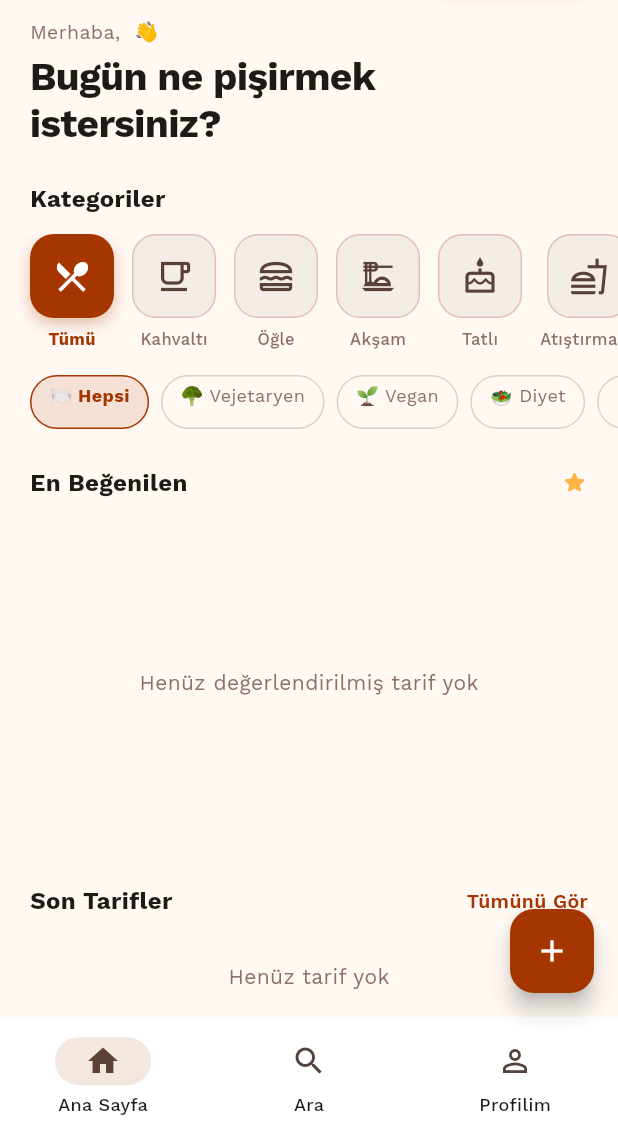
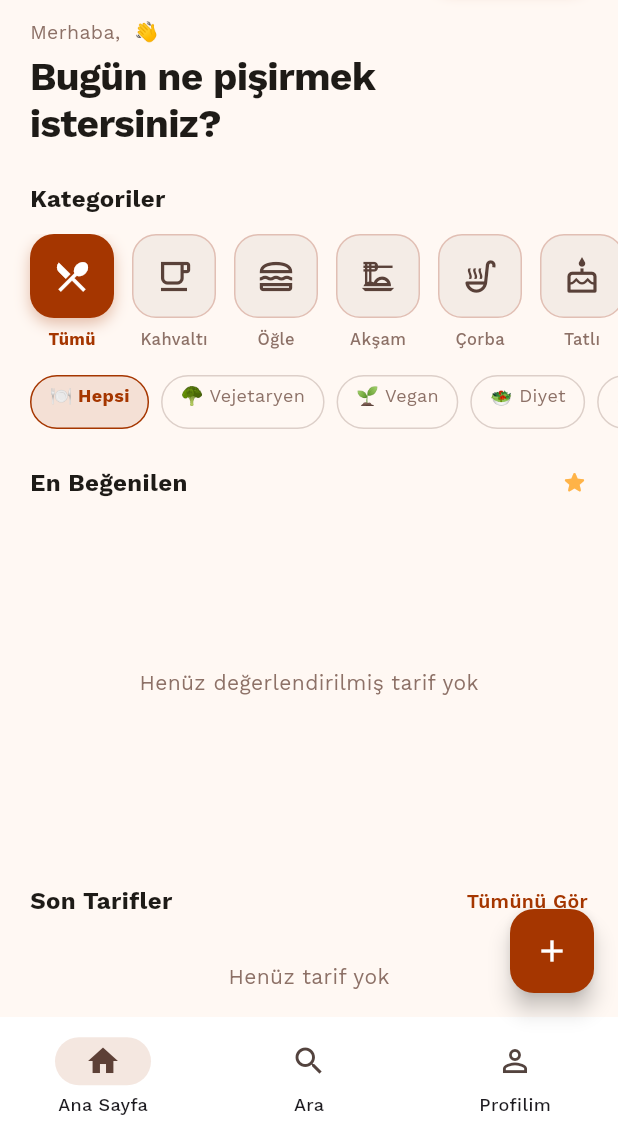
Before and after one commit to mervegndo/recipeApp, a Flutter app: the screen it shows once a user with an empty profile is signed in, on a phone screen of 412 x 824 dp, the part 99-1236 px from its top. Run offline on Flutter 3.47's test engine with Material 3 defaults, Android fonts, the phone set to English and light mode, and no system bars; our stand-ins replace cached_network_image, cloud_firestore, firebase_auth, firebase_core, firebase_storage, google_fonts and 2 more; missing offline and left inert: translator; accounts and stored records are empty.

Commit message:
Çorba ve içecek kategorisi eklendi, yorum düzenleme eklendi

```diff
--- a/lib/screens/home/home_screen.dart
+++ b/lib/screens/home/home_screen.dart
@@ -441,7 +441,9 @@ class _HomeTabState extends State<_HomeTab> {
     {'key': 'breakfast', 'label': 'Kahvaltı', 'labelEn': 'Breakfast', 'icon': Icons.free_breakfast_outlined},
     {'key': 'lunch', 'label': 'Öğle', 'labelEn': 'Lunch', 'icon': Icons.lunch_dining_outlined},
     {'key': 'dinner', 'label': 'Akşam', 'labelEn': 'Dinner', 'icon': Icons.dinner_dining_outlined},
+    {'key': 'soup', 'label': 'Çorba', 'labelEn': 'Soup', 'icon': Icons.soup_kitchen_outlined},
     {'key': 'dessert', 'label': 'Tatlı', 'labelEn': 'Dessert', 'icon': Icons.cake_outlined},
+    {'key': 'drink', 'label': 'İçecek', 'labelEn': 'Drink', 'icon': Icons.local_drink_outlined},
     {'key': 'snack', 'label': 'Atıştırmalık', 'labelEn': 'Snack', 'icon': Icons.fastfood_outlined},
     {'key': 'other', 'label': 'Diğer', 'labelEn': 'Other', 'icon': Icons.more_horiz},
   ];
--- a/lib/screens/search/search_screen.dart
+++ b/lib/screens/search/search_screen.dart
@@ -32,7 +32,9 @@ class _SearchScreenState extends State<SearchScreen> {
     {'key': 'breakfast', 'label': 'Kahvaltı', 'labelEn': 'Breakfast', 'icon': Icons.free_breakfast_outlined},
     {'key': 'lunch', 'label': 'Öğle', 'labelEn': 'Lunch', 'icon': Icons.lunch_dining_outlined},
     {'key': 'dinner', 'label': 'Akşam', 'labelEn': 'Dinner', 'icon': Icons.dinner_dining_outlined},
+    {'key': 'soup', 'label': 'Çorba', 'labelEn': 'Soup', 'icon': Icons.soup_kitchen_outlined},
     {'key': 'dessert', 'label': 'Tatlı', 'labelEn': 'Dessert', 'icon': Icons.cake_outlined},
+    {'key': 'drink', 'label': 'İçecek', 'labelEn': 'Drink', 'icon': Icons.local_drink_outlined},
     {'key': 'snack', 'label': 'Atıştırmalık', 'labelEn': 'Snack', 'icon': Icons.fastfood_outlined},
     {'key': 'other', 'label': 'Diğer', 'labelEn': 'Other', 'icon': Icons.more_horiz},
   ];
--- a/lib/utils/app_constants.dart
+++ b/lib/utils/app_constants.dart
@@ -44,7 +44,9 @@ class AppCategories {
     {'key': 'breakfast', 'label': 'Kahvaltı', 'labelEn': 'Breakfast', 'emoji': '🍳'},
     {'key': 'lunch', 'label': 'Öğle Yemeği', 'labelEn': 'Lunch', 'emoji': '🥗'},
     {'key': 'dinner', 'label': 'Akşam Yemeği', 'labelEn': 'Dinner', 'emoji': '🍽️'},
+    {'key': 'soup', 'label': 'Çorba', 'labelEn': 'Soup', 'emoji': '🍲'},
     {'key': 'dessert', 'label': 'Tatlı', 'labelEn': 'Dessert', 'emoji': '🍰'},
+    {'key': 'drink', 'label': 'İçecek', 'labelEn': 'Drink', 'emoji': '🥤'},
     {'key': 'snack', 'label': 'Atıştırmalık', 'labelEn': 'Snack', 'emoji': '🥨'},
     {'key': 'other', 'label': 'Diğer', 'labelEn': 'Other', 'emoji': '🍴'},
   ];
```
Also changed, not shown: lib/services/recipe_service.dart (+18 -0 lines).
